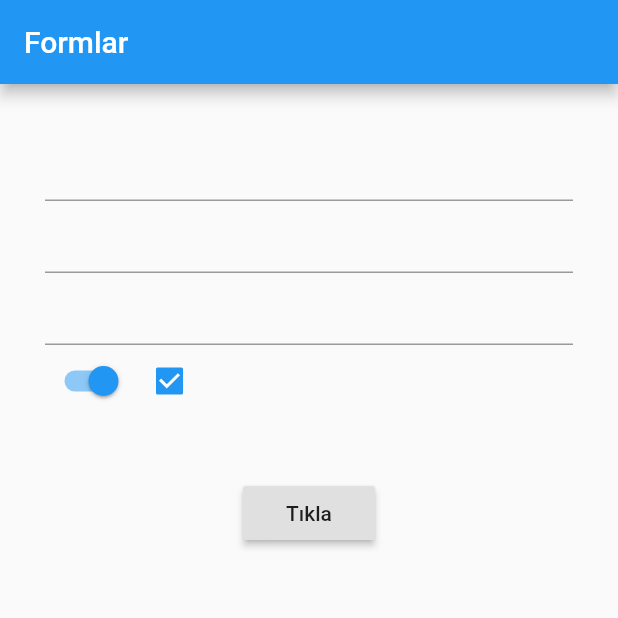
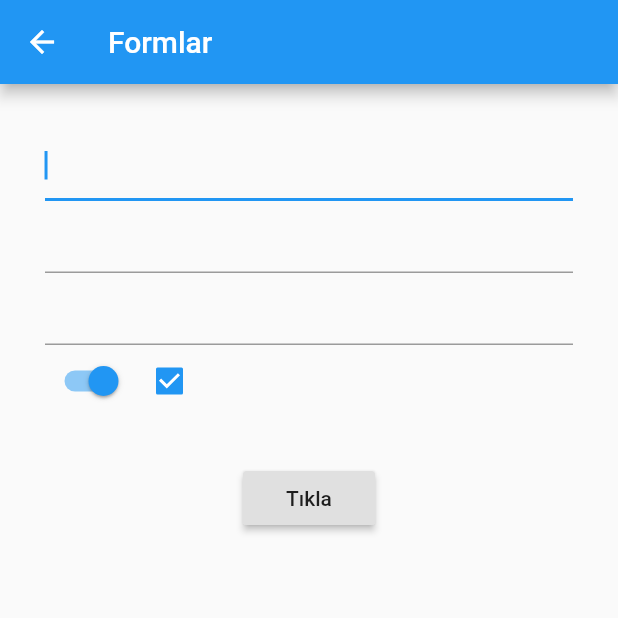
Before and after one commit to emralyilmaz/training_form_elemanlari, a Flutter app: the screen it shows after launch, after a tap on "Tıkla", on a phone screen of 412 x 824 dp, the top half of it. Run offline on Flutter 3.47's test engine with Material 2 defaults, Android fonts, the phone set to English and light mode, and no system bars.

```diff
--- a/lib/main.dart
+++ b/lib/main.dart
@@ -1,7 +1,7 @@
 import 'package:flutter/material.dart';
 
 main() => runApp(MaterialApp(
-      home: Home(),
+      home: Navi(),
       theme: ThemeData(primarySwatch: Colors.blue),
     ));
 
@@ -26,6 +26,15 @@ class _FormWidgetState extends State<FormWidget> {
   final _formKey = GlobalKey<FormState>();
   bool sval = true; // Switch value  için
   bool cval = true; // Checkbox value  için
+
+  FocusNode myFocusNode;
+  @override
+  void initState() {
+    super.initState();
+
+    myFocusNode = FocusNode();
+  }
+
   @override
   Widget build(BuildContext context) {
     return Form(
@@ -34,9 +43,13 @@ class _FormWidgetState extends State<FormWidget> {
         padding: EdgeInsets.all(30),
         child: Column(
           children: <Widget>[
+            TextFormField(
+              autofocus: true,
+            ),
             TextFormField(),
-            TextFormField(),
-            TextField(),
+            TextField(
+              focusNode: myFocusNode,
+            ),
             Row(
               children: <Widget>[
                 Switch(
@@ -56,8 +69,12 @@ class _FormWidgetState extends State<FormWidget> {
               ],
             ),
             Container(
-              padding: EdgeInsets.only(top: 40),
-              child: RaisedButton(child: Text("Tıkla"), onPressed: () {}),
+              padding: EdgeInsets.only(top: 30),
+              child: RaisedButton(
+                  child: Text("Tıkla"),
+                  onPressed: () {
+                    FocusScope.of(context).requestFocus(myFocusNode);
+                  }),
             )
           ],
         ),
@@ -65,3 +82,19 @@ class _FormWidgetState extends State<FormWidget> {
     );
   }
 }
+
+class Navi extends StatelessWidget {
+  @override
+  Widget build(BuildContext context) {
+    return Scaffold(
+      body: Center(
+        child: FlatButton(
+            onPressed: () {
+              Navigator.push(
+                  context, MaterialPageRoute(builder: (context) => Home()));
+            },
+            child: Text("Tıkla")),
+      ),
+    );
+  }
+}
```
Also changed, not shown: 1 other file.
